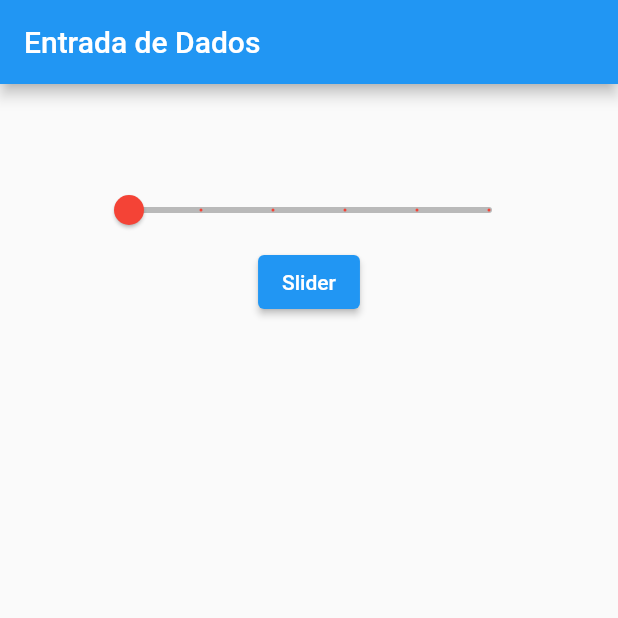
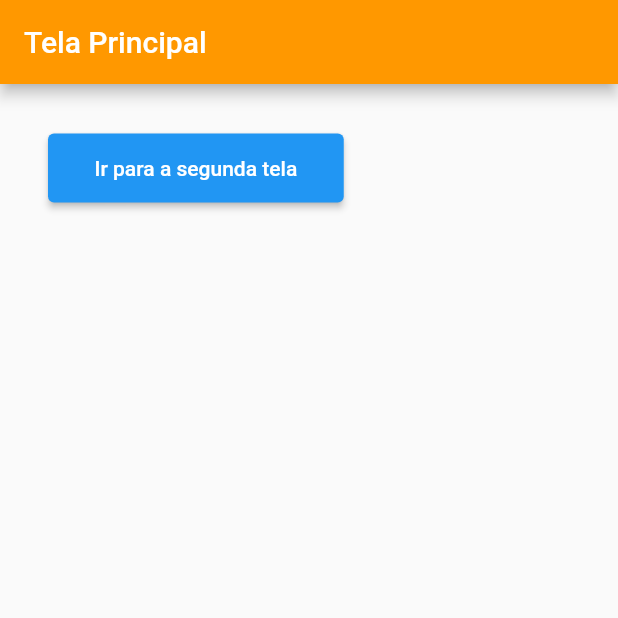
Before and after one commit to Cristianoaf81GIT/flutter_exemplos, a Flutter app: the screen it shows after launch, on a phone screen of 412 x 824 dp, the top half of it. Run offline on Flutter 3.47's test engine with Material 2 defaults, Android fonts, the light colour scheme and no system bars.

Commit message:
passando dados entre telas

```diff
--- /dev/null
+++ b/lib/navegacao/tela_principal.dart
@@ -0,0 +1,44 @@
+import 'package:flutter/material.dart';
+import 'package:exemplos/navegacao/tela_secundaria.dart';
+
+
+class TelaPrincipal extends StatefulWidget {
+
+ const TelaPrincipal({super.key});
+
+  @override
+  State<TelaPrincipal> createState() => _TelaPrincipalState();
+}
+
+class _TelaPrincipalState extends State<TelaPrincipal> {
+  @override
+  Widget build(BuildContext context) {
+    return Scaffold(
+      appBar: AppBar(
+        title: const Text("Tela Principal"),
+        backgroundColor: Colors.orange,
+      ),
+      body: Container(
+        padding: const EdgeInsets.all(32),
+        child: Column(
+          children: <Widget>[
+            ElevatedButton(
+              child:const Padding(
+               padding: EdgeInsets.all(15),
+                child:Text("Ir para a segunda tela"),
+               ),
+              onPressed: (){
+                Navigator.push(
+                    context,
+                    MaterialPageRoute(
+                        builder: (context) => const TelaSecundaria(valor: "Teste",)
+                    )
+                );
+              },
+            )
+          ],
+        ),
+      ),
+    );
+  }
+}
```
Also changed, not shown: lib/main.dart (+6 -4 lines), lib/navegacao/tela_secundaria.dart (added, +39 -0 lines), pubspec.lock.
